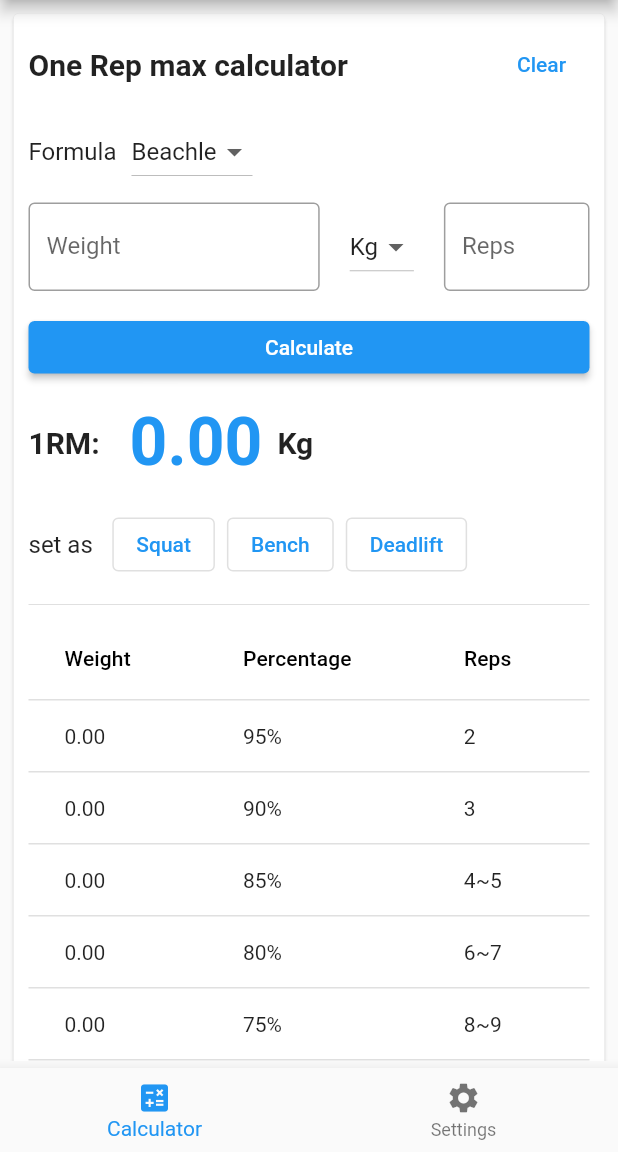
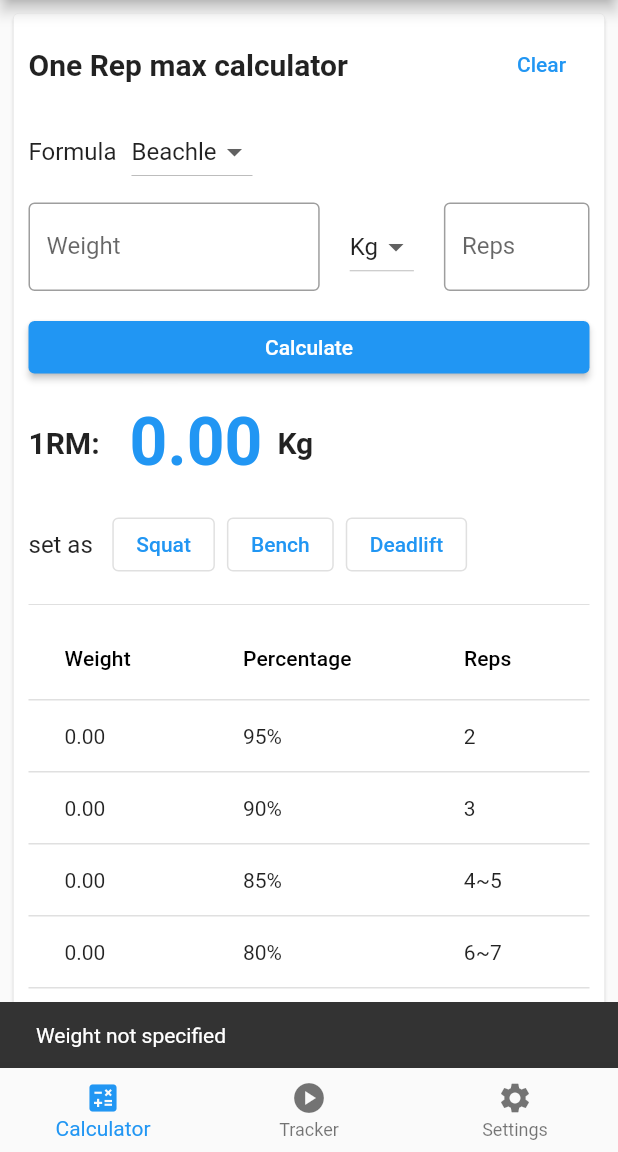
Before and after one commit to lbaf23/mybarbell, a Flutter app: the screen it shows after launch, after a tap on "Calculate", on a phone screen of 412 x 824 dp, the part 84-1236 px from its top. Run offline on Flutter 3.47's test engine with Material 2 defaults, Android fonts, the light colour scheme and no system bars; our stand-ins replace shared_preferences, universal_platform; generated files the repository leaves out were written again.

Commit message:
Update ui

```diff
--- a/lib/CalculatorPage.dart
+++ b/lib/CalculatorPage.dart
@@ -131,6 +131,9 @@ class _CalculatorPageState extends State<CalculatorPage> {
   }
 
   void _onCalculate1RM(formula) {
+    if (!_checkCalculate1RM()) {
+      return;
+    }
     double weight;
     int reps;
     try {
--- a/lib/SettingsPage.dart
+++ b/lib/SettingsPage.dart
@@ -2,7 +2,6 @@ import 'package:flutter/material.dart';
 import 'package:flutter_gen/gen_l10n/app_localizations.dart';
 import 'package:mybarbell/provider/currentSettings.dart';
 import 'package:provider/provider.dart';
-import 'package:shared_preferences/shared_preferences.dart';
 
 class SettingsPage extends StatefulWidget {
   const SettingsPage({super.key});
@@ -62,7 +61,13 @@ class _SettingsPageState extends State<SettingsPage> {
               child: ListView(
                 children: [
                   const Divider(),
-                  Row(
+                  ListTile(
+                    title: Row(
+                      mainAxisAlignment: MainAxisAlignment.spaceBetween,
+                      children: [
+                        SizedBox(
+                          width: 200,
+                          child: Row(
                             children: [
                               const Icon(
                                 Icons.language,
@@ -75,8 +80,8 @@ class _SettingsPageState extends State<SettingsPage> {
                                 AppLocalizations.of(context)!.language,
                                 style: labelStyle,
                               ),
-                      const SizedBox(
-                        width: 20,
+                            ],
+                          ),
                         ),
                         DropdownButton(
                           value: locale,
@@ -90,8 +95,16 @@ class _SettingsPageState extends State<SettingsPage> {
                         )
                       ],
                     ),
+                    subtitle: Text(AppLocalizations.of(context)!.languageSubtitle),
+                  ),
                   const Divider(),
-                  Row(
+                  ListTile(
+                    title: Row(
+                      mainAxisAlignment: MainAxisAlignment.spaceBetween,
+                    children: [
+                      SizedBox(
+                        width: 200,
+                        child: Row(
                           children: [
                             const Icon(
                               Icons.color_lens,
@@ -104,8 +117,8 @@ class _SettingsPageState extends State<SettingsPage> {
                               AppLocalizations.of(context)!.theme,
                               style: labelStyle,
                             ),
-                      const SizedBox(
-                        width: 20,
+                          ],
+                        ),
                       ),
                       DropdownButton(
                         value: theme,
@@ -119,6 +132,8 @@ class _SettingsPageState extends State<SettingsPage> {
                       )
                     ],
                     ),
+                    subtitle: Text(AppLocalizations.of(context)!.themeSubtitle)
+                  ),
                   const Divider(),
                 ],
               ),
--- /dev/null
+++ b/lib/TrackerPage.dart
@@ -0,0 +1,32 @@
+import 'package:flutter/material.dart';
+import 'package:flutter_gen/gen_l10n/app_localizations.dart';
+import 'package:mybarbell/provider/currentSettings.dart';
+import 'package:provider/provider.dart';
+
+class TrackerPage extends StatefulWidget {
+  const TrackerPage({super.key});
+
+  @override
+  State<TrackerPage> createState() => _TrackerPageState();
+}
+
+const labelStyle = TextStyle(fontSize: 16);
+
+class _TrackerPageState extends State<TrackerPage> {
+  @override
+  Widget build(BuildContext context) {
+    return Padding(
+        padding: const EdgeInsets.all(5),
+      child: Card(
+          child: Padding(
+            padding: EdgeInsets.all(10),
+            child: Column(
+              children: [
+                Text(AppLocalizations.of(context)!.tracker),
+              ],
+            ),
+          )
+      )
+    );
+  }
+}
--- a/lib/l10n/messages_en.arb
+++ b/lib/l10n/messages_en.arb
@@ -3,11 +3,14 @@
   "@calculator": {
     "type": "text"
   },
+  "tracker": "Tracker",
   "plan": "Plan",
   "@Plan": {
     "type": "text"
   },
   "settings": "Settings",
+  "languageSubtitle": "choose the language",
+  "themeSubtitle": "choose the theme of the app",
   "@settings": {
     "type": "text"
   },
--- a/lib/l10n/messages_zh.arb
+++ b/lib/l10n/messages_zh.arb
@@ -1,7 +1,10 @@
 {
   "calculator": "计算",
+  "tracker": "轨迹",
   "plan": "计划",
   "settings": "设置",
+  "languageSubtitle": "选择语言",
+  "themeSubtitle": "选择主题",
   "formula": "计算公式",
   "weight": "重量",
   "reps": "次数",
--- a/lib/main.dart
+++ b/lib/main.dart
@@ -1,10 +1,8 @@
-import 'dart:io';
-
 import 'package:flutter/material.dart';
 import 'package:flutter_gen/gen_l10n/app_localizations.dart';
+import 'package:mybarbell/TrackerPage.dart';
 import 'package:mybarbell/provider/currentSettings.dart';
 import 'package:provider/provider.dart';
-import 'package:shared_preferences/shared_preferences.dart';
 import 'package:universal_platform/universal_platform.dart';
 
 import 'CalculatorPage.dart';
@@ -45,10 +43,7 @@ class MyApp extends StatelessWidget {
             brightness: currentSettings.theme,
             primarySwatch: Colors.blue,
           ),
-          home: MyHomePage(
-              title: 'MyBarbell',
-              currentSettings: currentSettings
-          ),
+          home: const MyHomePage(title: 'MyBarbell'),
         );
       },
     );
@@ -56,42 +51,36 @@ class MyApp extends StatelessWidget {
 }
 
 class MyHomePage extends StatefulWidget {
-  MyHomePage({super.key, required this.title, required this.currentSettings});
+  const MyHomePage({super.key, required this.title});
 
   final String title;
-  CurrentSettings currentSettings;
 
   @override
-  State<MyHomePage> createState() => _MyHomePageState(currentSettings);
+  State<MyHomePage> createState() => _MyHomePageState();
 }
 
 class _MyHomePageState extends State<MyHomePage> {
-  var currentSettings;
 
-  _MyHomePageState(this.currentSettings);
+  _MyHomePageState();
 
   int _bottomIndex = 0;
   final _pageList = [
-    CalculatorPage(),
-    // TODO PlanPage(),
-    SettingsPage()
+    const CalculatorPage(),
+    const TrackerPage(),
+    const SettingsPage()
   ];
   final _fbutton = [
     null,
-    /* TODO
+    null,
+/*
     FloatingActionButton(
-        onPressed: () {}, tooltip: 'Increment', child: const Icon(Icons.add)),
-     */
+        onPressed: () {}, tooltip: 'Increment', child: const Icon(Icons.add)
+    ),
+*/
     null
   ];
 
-  void _onBottomChanged(int index) {
-    setState(() {
-      _bottomIndex = index;
-    });
-  }
-
-  ScrollPhysics? getPhysics() {
+  ScrollPhysics getPhysics() {
     if (UniversalPlatform.isAndroid) {
       return const ClampingScrollPhysics();
     } else if (UniversalPlatform.isIOS) {
@@ -105,8 +94,6 @@ class _MyHomePageState extends State<MyHomePage> {
   @override
   Widget build(BuildContext context) {
     var pageController = PageController(initialPage: _bottomIndex);
-
-
     return Scaffold(
         appBar: AppBar(
           title: Text(widget.title),
@@ -122,15 +109,16 @@ class _MyHomePageState extends State<MyHomePage> {
           items: [
             BottomNavigationBarItem(
                 icon: const Icon(Icons.calculate),
-                label: AppLocalizations.of(context)!.calculator),
-            /* TODO
+                label: AppLocalizations.of(context)!.calculator
+            ),
             BottomNavigationBarItem(
-                icon: const Icon(Icons.book),
-                label: AppLocalizations.of(context)!.plan),
-            */
+                icon: const Icon(Icons.play_circle),
+                label: AppLocalizations.of(context)!.tracker
+            ),
             BottomNavigationBarItem(
                 icon: const Icon(Icons.settings),
-                label: AppLocalizations.of(context)!.settings),
+                label: AppLocalizations.of(context)!.settings
+            ),
           ],
         ),
         body: PageView.builder(
```
Lines whose indentation alone changed are shown as unchanged.
